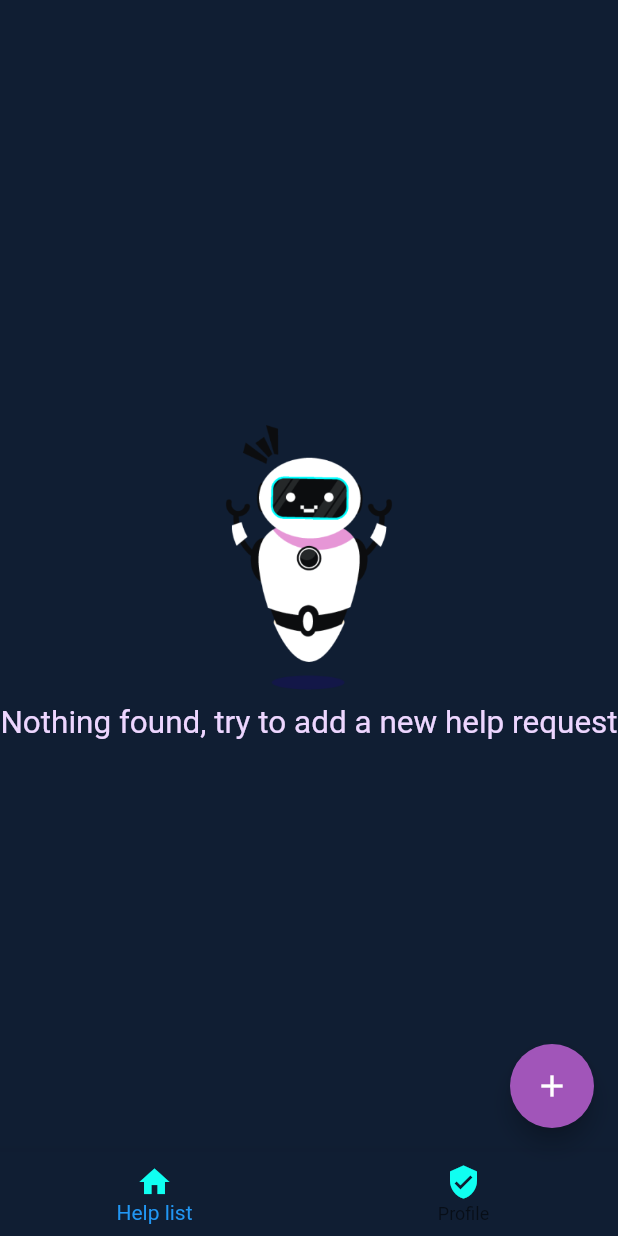
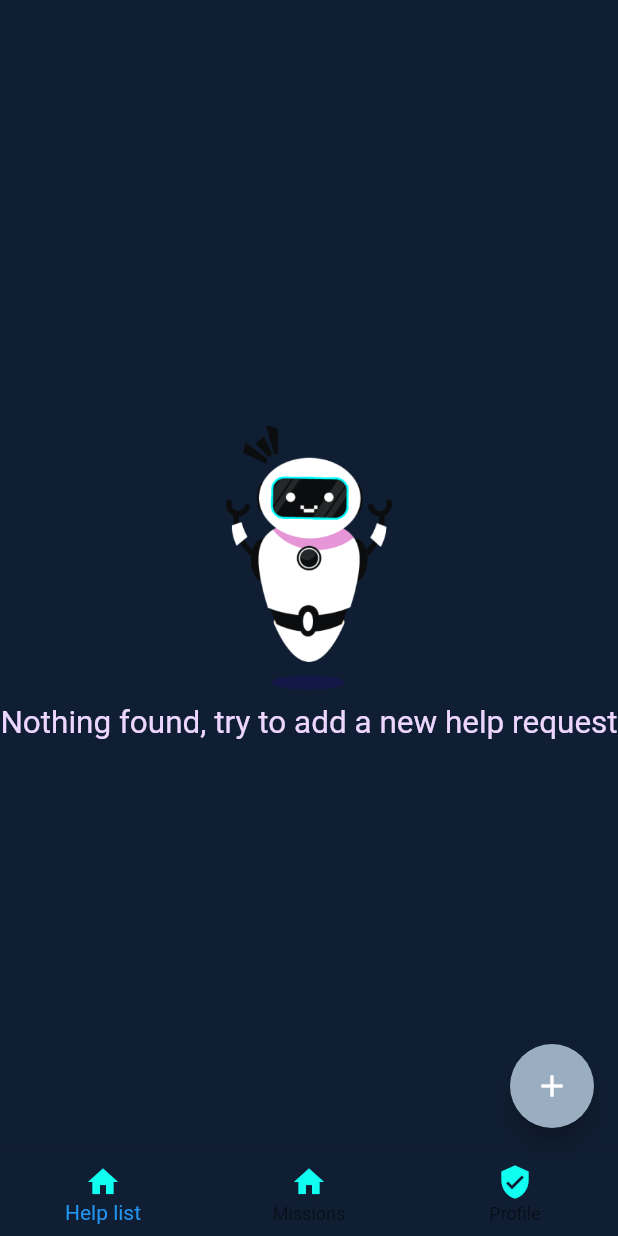
Before and after one commit to Alifyz/flutter-hackathon-2020, a Flutter app: the HelpListPage screen opened directly, on a phone screen of 412 x 824 dp. Run offline on Flutter 3.47's test engine with Material 2 defaults, Android fonts, the phone set to English and light mode, and no system bars; our stand-ins replace flutter_swiper, google_fonts.

Commit message:
add: mission bottom item

```diff
--- a/lib/pages/help_list_page.dart
+++ b/lib/pages/help_list_page.dart
@@ -40,6 +40,15 @@ class _HelpListPageState extends State<HelpListPage> {
                     ))),
             BottomNavigationBarItem(
                 icon: Icon(
+                  Icons.home,
+                  color: ColorStyles.actionColor,
+                ),
+                title: Text('Missions',
+                    style: TypographyStyle.defaultTextTheme.copyWith(
+                      color: ColorStyles.actionColor,
+                    ))),
+            BottomNavigationBarItem(
+              icon: Icon(
                 Icons.verified_user,
                 color: ColorStyles.actionColor,
               ),
@@ -59,7 +68,7 @@ class _HelpListPageState extends State<HelpListPage> {
                 context, MaterialPageRoute(builder: (_) => HelpRequestPage()));
           },
           child: Icon(Icons.add),
-          backgroundColor: ColorStyles.lightPurple,
+          backgroundColor: ColorStyles.gray,
         ),
         body: MainContent(
           appState: appState,
@@ -82,26 +91,25 @@ class MainContent extends StatelessWidget {
   Widget build(BuildContext context) {
     if (page == 0) {
       if (appState.requests.isEmpty) {
-        return Center(
-          child: Column(
-            mainAxisAlignment: MainAxisAlignment.center,
-            children: [
-              Image.asset(
-                'images/empty.png',
-                width: 196,
-                height: 196,
-              ),
-              Text(
-                'Nothing found, try to add a new help request',
-                style: TypographyStyle.defaultTextTheme.copyWith(fontSize: 21),
-              )
-            ],
-          ),
-        );
+        return EmptyState();
       } else {
         return HelpListWidget(appState: appState);
       }
+    } else if (page == 1) {
+      return Container();
     } else {
+      return ProfileWidget();
+    }
+  }
+}
+
+class ProfileWidget extends StatelessWidget {
+  const ProfileWidget({
+    Key key,
+  }) : super(key: key);
+
+  @override
+  Widget build(BuildContext context) {
     return Padding(
       padding: const EdgeInsets.only(top: 56),
       child: Center(
@@ -113,7 +121,10 @@ class MainContent extends StatelessWidget {
               decoration: BoxDecoration(
                   color: Colors.white,
                   borderRadius: BorderRadius.circular(96),
-                ),
+                  border: Border.all(
+                    color: ColorStyles.actionColor,
+                  )),
+              child: Image.asset('images/avatar.png'),
             ),
             Padding(
               padding: const EdgeInsets.all(16),
@@ -137,8 +148,8 @@ class MainContent extends StatelessWidget {
                   ),
                   Text(
                     'PROFILE',
-                      style: TypographyStyle.textTitleTheme.copyWith(
-                          color: ColorStyles.actionColor, fontSize: 21),
+                    style: TypographyStyle.textTitleTheme
+                        .copyWith(color: ColorStyles.actionColor, fontSize: 21),
                   ),
                 ]),
               ),
@@ -157,8 +168,8 @@ class MainContent extends StatelessWidget {
                   ),
                   Text(
                     'HELPS SENT',
-                      style: TypographyStyle.textTitleTheme.copyWith(
-                          color: ColorStyles.actionColor, fontSize: 21),
+                    style: TypographyStyle.textTitleTheme
+                        .copyWith(color: ColorStyles.actionColor, fontSize: 21),
                   ),
                 ]),
               ),
@@ -177,8 +188,8 @@ class MainContent extends StatelessWidget {
                   ),
                   Text(
                     'LOG OUT',
-                      style: TypographyStyle.textTitleTheme.copyWith(
-                          color: ColorStyles.actionColor, fontSize: 21),
+                    style: TypographyStyle.textTitleTheme
+                        .copyWith(color: ColorStyles.actionColor, fontSize: 21),
                   ),
                 ]),
               ),
@@ -188,6 +199,31 @@ class MainContent extends StatelessWidget {
       ),
     );
   }
+}
+
+class EmptyState extends StatelessWidget {
+  const EmptyState({
+    Key key,
+  }) : super(key: key);
+
+  @override
+  Widget build(BuildContext context) {
+    return Center(
+      child: Column(
+        mainAxisAlignment: MainAxisAlignment.center,
+        children: [
+          Image.asset(
+            'images/empty.png',
+            width: 196,
+            height: 196,
+          ),
+          Text(
+            'Nothing found, try to add a new help request',
+            style: TypographyStyle.defaultTextTheme.copyWith(fontSize: 21),
+          )
+        ],
+      ),
+    );
   }
 }
 
--- a/pubspec.yaml
+++ b/pubspec.yaml
@@ -60,6 +60,7 @@ flutter:
     - images/homeless.png
     - images/help.png
     - images/empty.png
+    - images/avatar.png
 
   # An image asset can refer to one or more resolution-specific "variants", see
   # https://flutter.dev/assets-and-images/#resolution-aware.
```
Also changed, not shown: images/avatar.png (added). Lines whose indentation alone changed are shown as unchanged.
